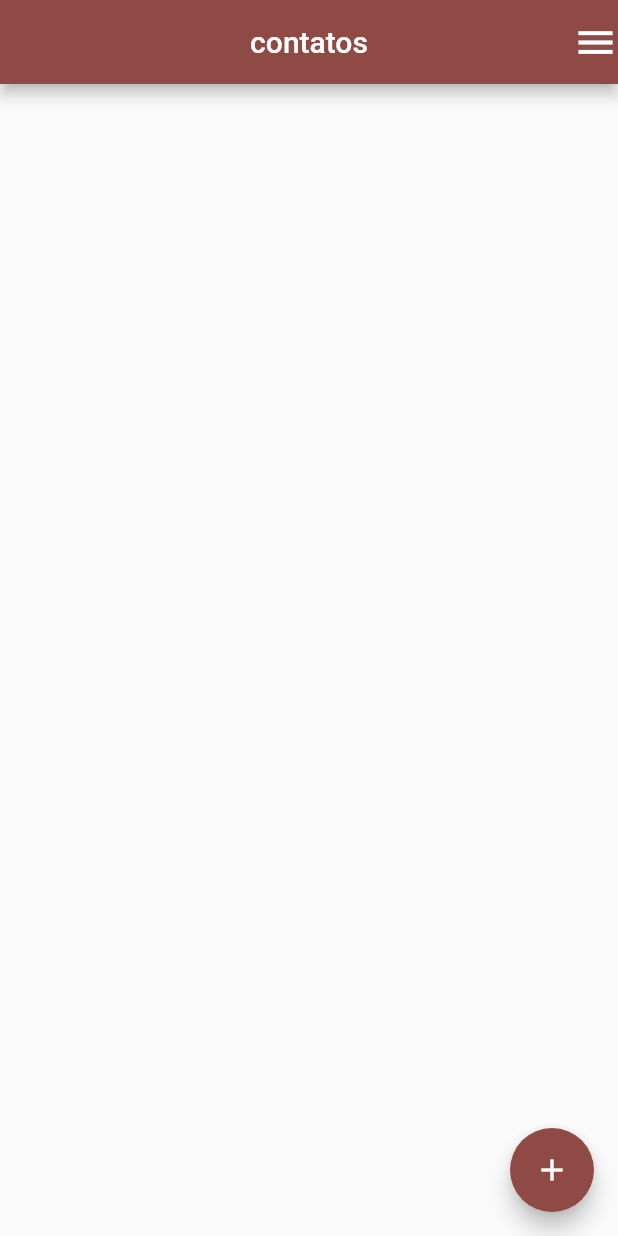
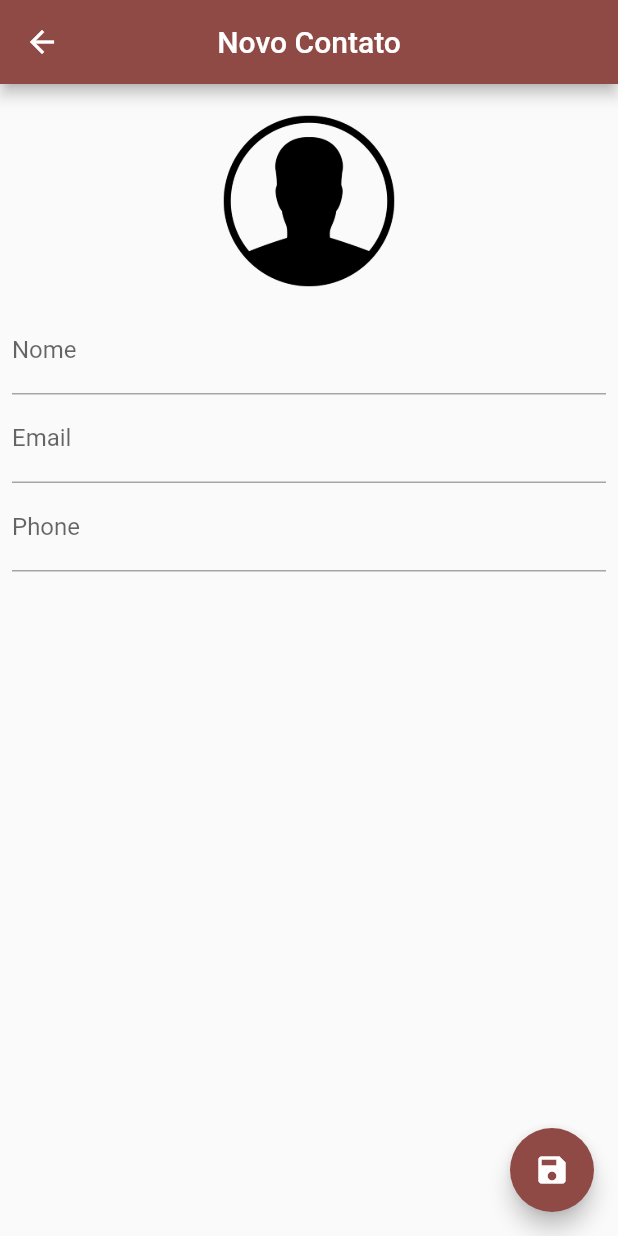
Before and after one commit to danieldantasdev/schedule_application_contacts-book_course-udemy-startto-dev_flutter-3.10.5_dart-3.0.6, a Flutter app: the screen it shows after launch, after a tap on the "add" icon, on a phone screen of 412 x 824 dp. Run offline on Flutter 3.47's test engine with Material 2 defaults, Android fonts, the phone set to English and light mode, and no system bars; our stand-ins replace sqflite; accounts and stored records are empty.

Commit message:
feat: passed data between screens

```diff
--- /dev/null
+++ b/lib/pages/create_or_update.page.dart
@@ -0,0 +1,120 @@
+import 'dart:io';
+
+import 'package:flutter/material.dart';
+
+import '../models/models.dart';
+
+class CreateOrUpdatePage extends StatefulWidget {
+  const CreateOrUpdatePage({Key? key, this.contact}) : super(key: key);
+
+  final Contact? contact;
+
+  @override
+  State<CreateOrUpdatePage> createState() => _CreateOrUpdatePageState();
+}
+
+class _CreateOrUpdatePageState extends State<CreateOrUpdatePage> {
+  late Contact _editContact;
+  bool _userEdited = false;
+
+  final TextEditingController _nameController = TextEditingController();
+  final TextEditingController _emailController = TextEditingController();
+  final TextEditingController _phoneController = TextEditingController();
+
+  final FocusNode _focusNodeName = FocusNode();
+
+  @override
+  void initState() {
+    super.initState();
+
+    if (widget.contact != null) {
+      _editContact = Contact.fromJson(widget.contact!.toJson());
+      _nameController.text = _editContact.name ?? '';
+      _emailController.text = _editContact.email ?? '';
+      _phoneController.text = _editContact.phone ?? '';
+    } else {
+      _editContact = Contact(name: '', email: '', phone: '', image: '');
+    }
+  }
+
+  @override
+  Widget build(BuildContext context) {
+    return Scaffold(
+      appBar: AppBar(
+        backgroundColor: Theme.of(context).colorScheme.primary,
+        title: Text(
+            _editContact.name.isNotEmpty ? _editContact.name! : 'Novo Contato'),
+        centerTitle: true,
+      ),
+      body: SingleChildScrollView(
+        padding: const EdgeInsets.all(8.0),
+        child: Column(
+          children: <Widget>[
+            GestureDetector(
+              child: Container(
+                width: 140,
+                height: 140,
+                decoration: BoxDecoration(
+                  shape: BoxShape.circle,
+                  image: DecorationImage(
+                    image: _editContact.image.isNotEmpty
+                        ? FileImage(File(_editContact.image!)) as ImageProvider
+                        : const AssetImage("assets/person.png"),
+                  ),
+                ),
+              ),
+            ),
+            TextField(
+              focusNode: _focusNodeName,
+              controller: _nameController,
+              decoration: const InputDecoration(
+                labelText: "Nome",
+              ),
+              onChanged: (text) {
+                _userEdited = true;
+                setState(() {
+                  _editContact.name = text;
+                });
+              },
+            ),
+            TextField(
+              controller: _emailController,
+              decoration: const InputDecoration(
+                labelText: "Email",
+              ),
+              onChanged: (text) {
+                _userEdited = true;
+                _editContact.email = text;
+              },
+              keyboardType: TextInputType.emailAddress,
+            ),
+            TextField(
+              controller: _phoneController,
+              decoration: const InputDecoration(
+                labelText: "Phone",
+              ),
+              onChanged: (text) {
+                _userEdited = true;
+                _editContact.phone = text;
+              },
+              keyboardType: TextInputType.phone,
+            ),
+          ],
+        ),
+      ),
+      floatingActionButton: FloatingActionButton(
+        onPressed: () {
+          if (_editContact.name.isNotEmpty && _userEdited) {
+            Navigator.pop(context, _editContact);
+          } else {
+            FocusScope.of(context).requestFocus(_focusNodeName);
+          }
+        },
+        backgroundColor: Theme.of(context).colorScheme.primary,
+        child: const Icon(
+          Icons.save,
+        ),
+      ),
+    );
+  }
+}
--- a/lib/pages/home.page.dart
+++ b/lib/pages/home.page.dart
@@ -1,6 +1,7 @@
 import 'dart:io';
 
 import 'package:flutter/material.dart';
+import 'package:schedule/pages/create_or_update.page.dart';
 import 'package:schedule/repositories/contact.repository.dart';
 
 import '../models/models.dart';
@@ -17,7 +18,7 @@ class _HomePageState extends State<HomePage> {
   final ContactRepository _contactRepository = ContactRepository();
   List<Contact> _contacts = [];
 
-  Widget _cardBuilder(BuildContext buildContext, int index) {
+  Widget _itemBuilder(BuildContext buildContext, int index) {
     return GestureDetector(
       child: Padding(
         padding: const EdgeInsets.all(8.0),
@@ -62,12 +63,30 @@ class _HomePageState extends State<HomePage> {
           ]),
         ),
       ),
+      onTap: () => _showContactPage(contact: _contacts[index]),
     );
   }
 
-  @override
-  void initState() {
-    super.initState();
+  void _showContactPage({Contact? contact}) async {
+    final reqContact = await Navigator.push(
+      context,
+      MaterialPageRoute(
+        builder: (context) => CreateOrUpdatePage(contact: contact),
+      ),
+    );
+
+    if (reqContact != null) {
+      if (contact != null) {
+        reqContact.id = contact.id;
+        await _contactRepository.update(reqContact.id, reqContact);
+      } else {
+        await _contactRepository.save(reqContact);
+      }
+      _getAll();
+    }
+  }
+
+  void _getAll() {
     _contactRepository.getAll().then(
       (value) {
         setState(() {
@@ -79,14 +98,20 @@ class _HomePageState extends State<HomePage> {
   }
 
   @override
+  void initState() {
+    super.initState();
+    _getAll();
+  }
+
+  @override
   Widget build(BuildContext context) {
     return Scaffold(
       appBar: AppBar(
         backgroundColor: Theme.of(context).colorScheme.primary,
         title: const Text('contatos'),
         centerTitle: true,
-        actions: [
-          const Icon(
+        actions: const [
+          Icon(
             Icons.menu,
             color: Colors.white,
             size: 30,
@@ -96,12 +121,14 @@ class _HomePageState extends State<HomePage> {
       body: ListView.builder(
         padding: const EdgeInsets.all(8.0),
         itemBuilder: (context, index) {
-          return _cardBuilder(context, index);
+          return _itemBuilder(context, index);
         },
         itemCount: _contacts.length,
       ),
       floatingActionButton: FloatingActionButton(
-        onPressed: () {},
+        onPressed: () {
+          _showContactPage(contact: null);
+        },
         backgroundColor: Theme.of(context).colorScheme.primary,
         child: const Icon(
           Icons.add,
--- a/lib/pages/pages.dart
+++ b/lib/pages/pages.dart
@@ -1 +1,2 @@
+export 'create_or_update.page.dart';
 export 'home.page.dart';
--- a/lib/repositories/contact.repository.dart
+++ b/lib/repositories/contact.repository.dart
@@ -70,7 +70,7 @@ class ContactRepository {
     return count;
   }
 
-  Future<int> updateMemo(int id, Contact contact) async {
+  Future<int> update(int? id, Contact contact) async {
     final db = await init();
 
     int result = await db
@@ -78,7 +78,7 @@ class ContactRepository {
     return result;
   }
 
-  Future<int> deleteMemo(int id) async {
+  Future<int> delete(int id) async {
     final db = await init();
 
     int result = await db.delete("contacts", //table name
```
